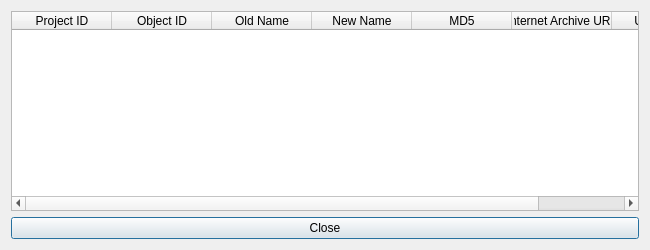
Before: the Qt Designer form rename_files/gui_datafiles/report.ui in carevealed/image_rename_and_convert, drawn with Qt 5.
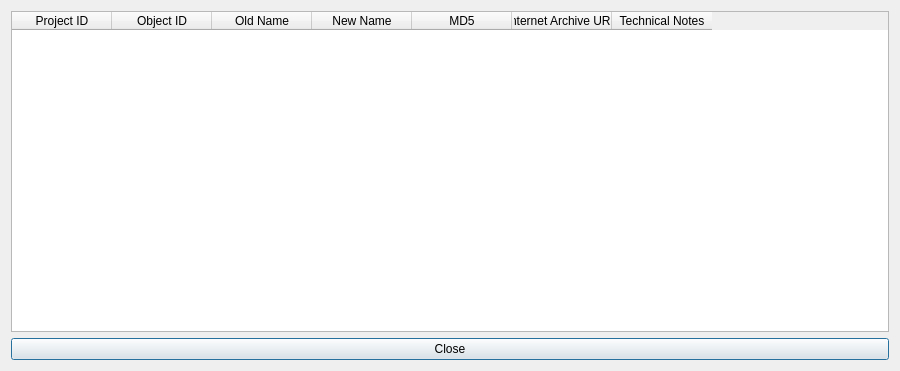
After: the same form once the commit is applied.

Commit message: corrected the report

What changed in the file:
```diff
--- a/rename_files/gui_datafiles/report.ui
+++ b/rename_files/gui_datafiles/report.ui
@@ -6,8 +6,8 @@
    <rect>
     <x>0</x>
     <y>0</y>
-    <width>650</width>
-    <height>250</height>
+    <width>900</width>
+    <height>371</height>
    </rect>
   </property>
   <property name="minimumSize">
@@ -60,7 +60,7 @@
      </column>
      <column>
       <property name="text">
-       <string>Username</string>
+       <string>Technical Notes</string>
       </property>
      </column>
     </widget>
```
The commit also changes 7 other files.
